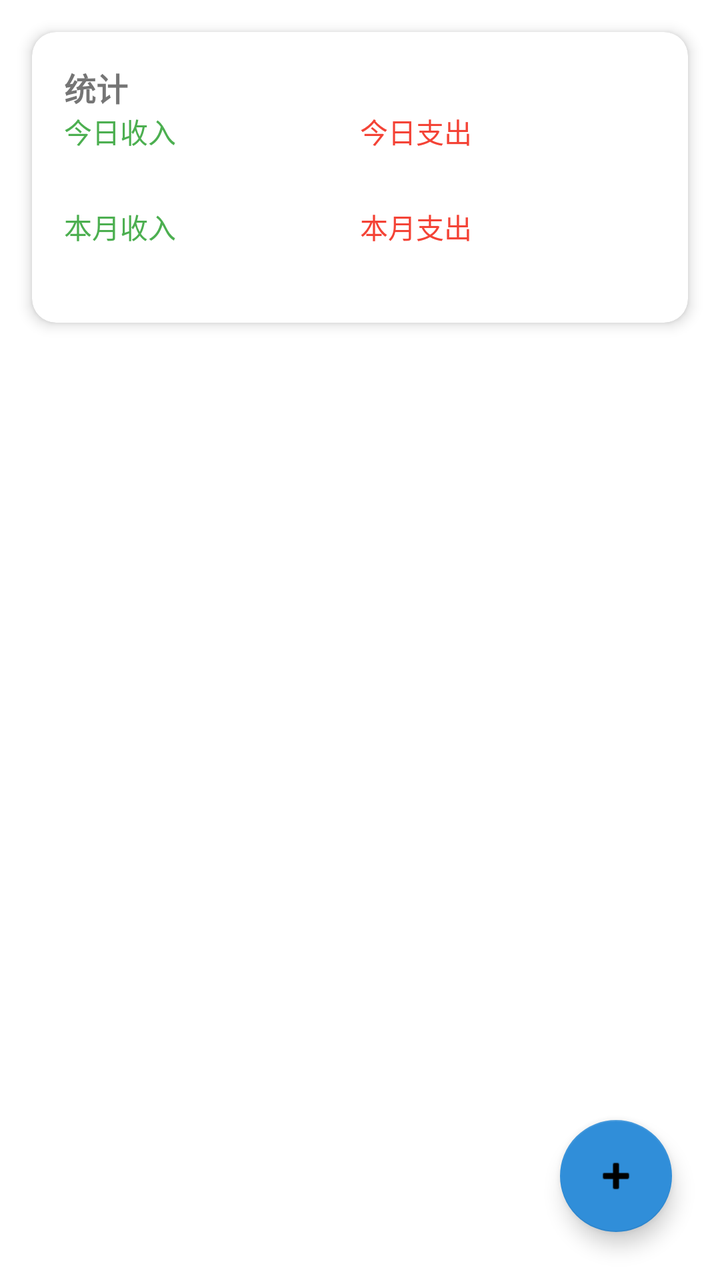
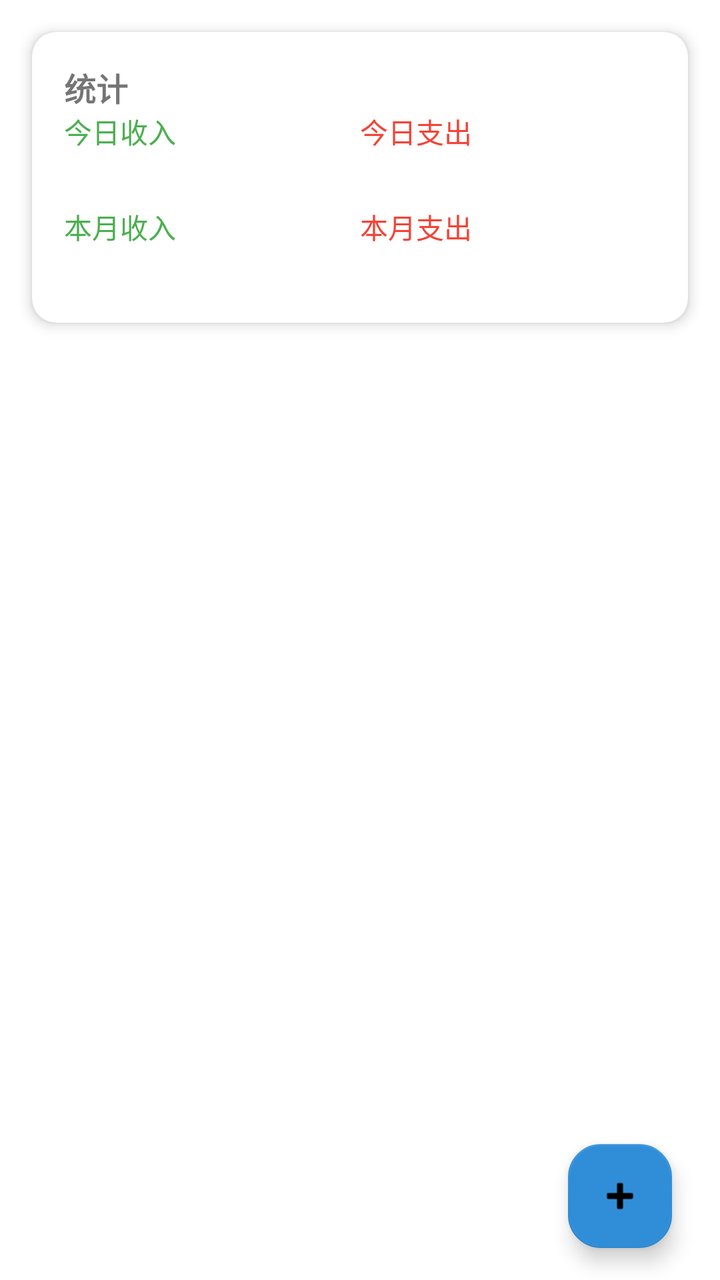

The first picture is an Android layout as it rendered before a commit; the second is the same layout after the commit. The layout source and the unified diff follow.
<!-- AndroidManifest.xml: application theme Theme.DeepBookkeeping -->
<!-- res/layout/fragment_home.xml -->
<?xml version="1.0" encoding="utf-8"?>
<FrameLayout xmlns:android="http://schemas.android.com/apk/res/android"
    xmlns:app="http://schemas.android.com/apk/res-auto"
    xmlns:tools="http://schemas.android.com/tools"
    android:layout_width="match_parent"
    android:layout_height="match_parent"
    tools:context=".ui.home.HomeFragment">

    <LinearLayout
        android:layout_width="match_parent"
        android:layout_height="match_parent"
        android:orientation="vertical">

        
        <androidx.cardview.widget.CardView
            android:layout_width="match_parent"
            android:layout_height="wrap_content"
            android:layout_margin="16dp"
            app:cardCornerRadius="12dp"
            app:cardElevation="4dp">

            <LinearLayout
                android:layout_width="match_parent"
                android:layout_height="wrap_content"
                android:orientation="vertical"
                android:padding="16dp">

                <TextView
                    android:layout_width="match_parent"
                    android:layout_height="wrap_content"
                    android:text="@string/statistic"
                    android:textSize="16sp"
                    android:textStyle="bold" />

                <LinearLayout
                    android:layout_width="match_parent"
                    android:layout_height="wrap_content"
                    android:orientation="horizontal"
                    android:weightSum="2">

                    <LinearLayout
                        android:layout_width="0dp"
                        android:layout_height="wrap_content"
                        android:layout_weight="1"
                        android:orientation="vertical">

                        <TextView
                            android:layout_width="match_parent"
                            android:layout_height="wrap_content"
                            android:text="@string/todayIncome"
                            android:textColor="#4CAF50" />

                        <TextView
                            android:id="@+id/todayIncomeTextView"
                            android:layout_width="match_parent"
                            android:layout_height="wrap_content"
                            android:textSize="20sp"
                            android:textStyle="bold" />
                    </LinearLayout>

                    <LinearLayout
                        android:layout_width="0dp"
                        android:layout_height="wrap_content"
                        android:layout_weight="1"
                        android:orientation="vertical">

                        <TextView
                            android:layout_width="match_parent"
                            android:layout_height="wrap_content"
                            android:text="@string/todayExpense"
                            android:textColor="#F44336" />

                        <TextView
                            android:id="@+id/todayExpenseTextView"
                            android:layout_width="match_parent"
                            android:layout_height="wrap_content"
                            android:textSize="20sp"
                            android:textStyle="bold" />
                    </LinearLayout>
                </LinearLayout>

                <LinearLayout
                    android:layout_width="match_parent"
                    android:layout_height="wrap_content"
                    android:orientation="horizontal"
                    android:weightSum="2">

                    <LinearLayout
                        android:layout_width="0dp"
                        android:layout_height="wrap_content"
                        android:layout_weight="1"
                        android:orientation="vertical">

                        <TextView
                            android:layout_width="match_parent"
                            android:layout_height="wrap_content"
                            android:text="@string/monthIncome"
                            android:textColor="#4CAF50" />

                        <TextView
                            android:id="@+id/monthIncomeTextView"
                            android:layout_width="match_parent"
                            android:layout_height="wrap_content"
                            android:textSize="16sp" />
                    </LinearLayout>

                    <LinearLayout
                        android:layout_width="0dp"
                        android:layout_height="wrap_content"
                        android:layout_weight="1"
                        android:orientation="vertical">

                        <TextView
                            android:layout_width="match_parent"
                            android:layout_height="wrap_content"
                            android:text="@string/monthExpense"
                            android:textColor="#F44336" />

                        <TextView
                            android:id="@+id/monthExpenseTextView"
                            android:layout_width="match_parent"
                            android:layout_height="wrap_content"
                            android:textSize="16sp" />
                    </LinearLayout>
                </LinearLayout>
            </LinearLayout>
        </androidx.cardview.widget.CardView>

        
        <androidx.recyclerview.widget.RecyclerView
            android:id="@+id/transactionsRecyclerView"
            android:layout_width="match_parent"
            android:layout_height="0dp"
            android:layout_weight="1"
            android:clipToPadding="false"
            android:paddingHorizontal="16dp"
            android:paddingBottom="16dp"
            app:layoutManager="androidx.recyclerview.widget.LinearLayoutManager" />

        <TextView
            android:id="@+id/emptyView"
            android:layout_width="match_parent"
            android:layout_height="0dp"
            android:layout_weight="1"
            android:gravity="center"
            android:text="暂无收支记录"
            android:textSize="18sp"
            android:visibility="gone" />
    </LinearLayout>

    
    <com.google.android.material.floatingactionbutton.FloatingActionButton
        android:id="@+id/addTransactionFab"
        android:layout_width="wrap_content"
        android:layout_height="wrap_content"
        android:layout_gravity="bottom|end"
        android:layout_margin="24dp"
        android:src="@android:drawable/ic_input_add"
        app:backgroundTint="@color/my_primary" />

</FrameLayout>
<!-- resources referenced by this layout -->
<resources>
  <color name="my_primary">#308ED9</color>
  <string name="monthExpense">本月支出</string>
  <string name="monthIncome">本月收入</string>
  <string name="statistic">统计</string>
  <string name="todayExpense">今日支出</string>
  <string name="todayIncome">今日收入</string>
  <style name="Theme.DeepBookkeeping" parent="Base.Theme.DeepBookkeeping" />
  <style name="Base.Theme.DeepBookkeeping" parent="Theme.MaterialComponents.DayNight.NoActionBar">
          
           <item name="colorPrimary">@color/my_primary</item>
      </style>
</resources>

<!-- the commit's change to res/layout/fragment_home.xml (unified diff, before → after) -->
@@ -133,8 +133,9 @@
             android:layout_height="0dp"
             android:layout_weight="1"
             android:clipToPadding="false"
-            android:paddingHorizontal="16dp"
+            android:paddingHorizontal="10dp"
             android:paddingBottom="16dp"
+            android:scrollbars="vertical"
             app:layoutManager="androidx.recyclerview.widget.LinearLayoutManager" />
 
         <TextView
@@ -151,10 +152,12 @@
     
     <com.google.android.material.floatingactionbutton.FloatingActionButton
         android:id="@+id/addTransactionFab"
+        style="@style/RoundedRectFAB"
         android:layout_width="wrap_content"
         android:layout_height="wrap_content"
         android:layout_gravity="bottom|end"
-        android:layout_margin="24dp"
+        android:layout_marginHorizontal="24dp"
+        android:layout_marginVertical="16dp"
         android:src="@android:drawable/ic_input_add"
         app:backgroundTint="@color/my_primary" />
 
<!-- resource entries referenced after the edit -->
@@ -6,7 +6,15 @@
   <string name="statistic">统计</string>
   <string name="todayExpense">今日支出</string>
   <string name="todayIncome">今日收入</string>
+  <style name="RoundedRectFAB" parent="Widget.MaterialComponents.FloatingActionButton">
+          <item name="shapeAppearanceOverlay">@style/ShapeAppearance.RoundedRect</item>
+          <item name="fabCustomSize">52dp</item>
+      </style>
   <style name="Theme.DeepBookkeeping" parent="Base.Theme.DeepBookkeeping" />
+  <style name="ShapeAppearance.RoundedRect" parent="">
+          <item name="cornerFamily">rounded</item>
+          <item name="cornerSize">16dp</item>
+      </style>
   <style name="Base.Theme.DeepBookkeeping" parent="Theme.MaterialComponents.DayNight.NoActionBar">
           
            <item name="colorPrimary">@color/my_primary</item>
